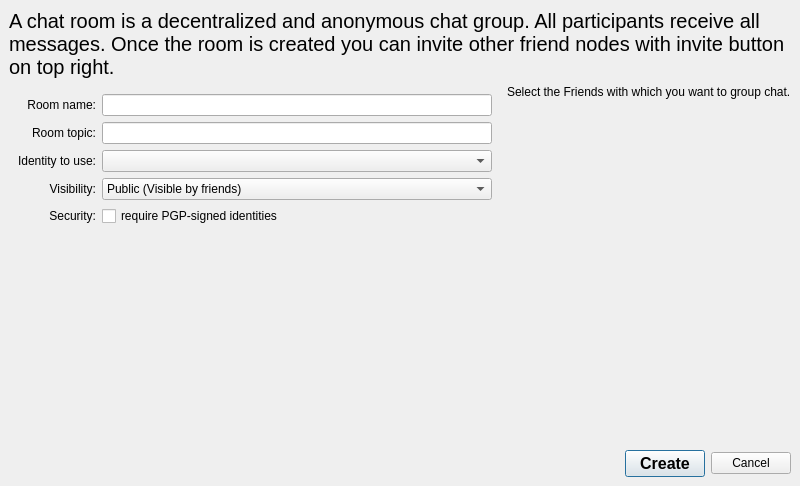
Qt form retroshare-gui/src/gui/chat/CreateLobbyDialog.ui (RetroShare/RetroShare) before a commit.
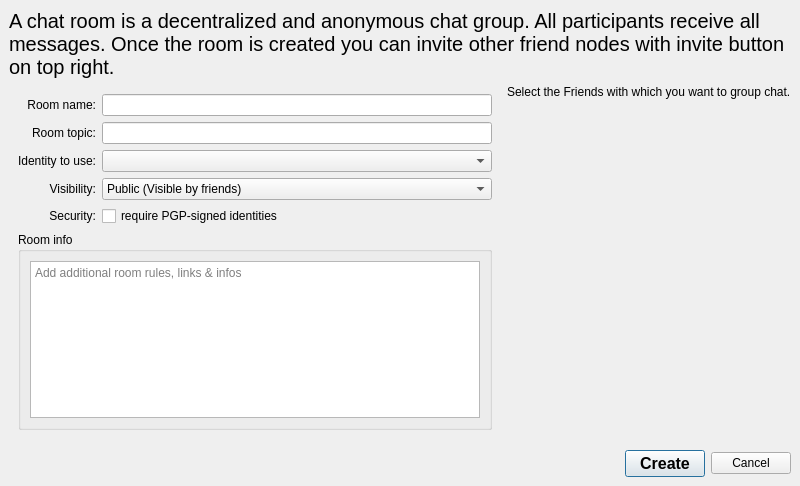
The same form after that commit. Icons and pictures are not drawn. Custom widgets are drawn as their Qt base class.

Commit message: Added additional description field for add rules, links & infos

Diff of the .ui file:
```diff
--- a/retroshare-gui/src/gui/chat/CreateLobbyDialog.ui
+++ b/retroshare-gui/src/gui/chat/CreateLobbyDialog.ui
@@ -149,6 +149,22 @@
              </item>
             </layout>
            </item>
+           <item>
+            <widget class="QGroupBox" name="groupBox">
+             <property name="title">
+              <string>Room info</string>
+             </property>
+             <layout class="QGridLayout" name="gridLayout">
+              <item row="0" column="0">
+               <widget class="QTextEdit" name="lobbyDescription_TE">
+                <property name="placeholderText">
+                 <string>Add additional room rules, links &amp; infos</string>
+                </property>
+               </widget>
+              </item>
+             </layout>
+            </widget>
+           </item>
            <item>
             <spacer name="roomVSpacer">
              <property name="orientation">
```
The commit also changes 4 other files.
